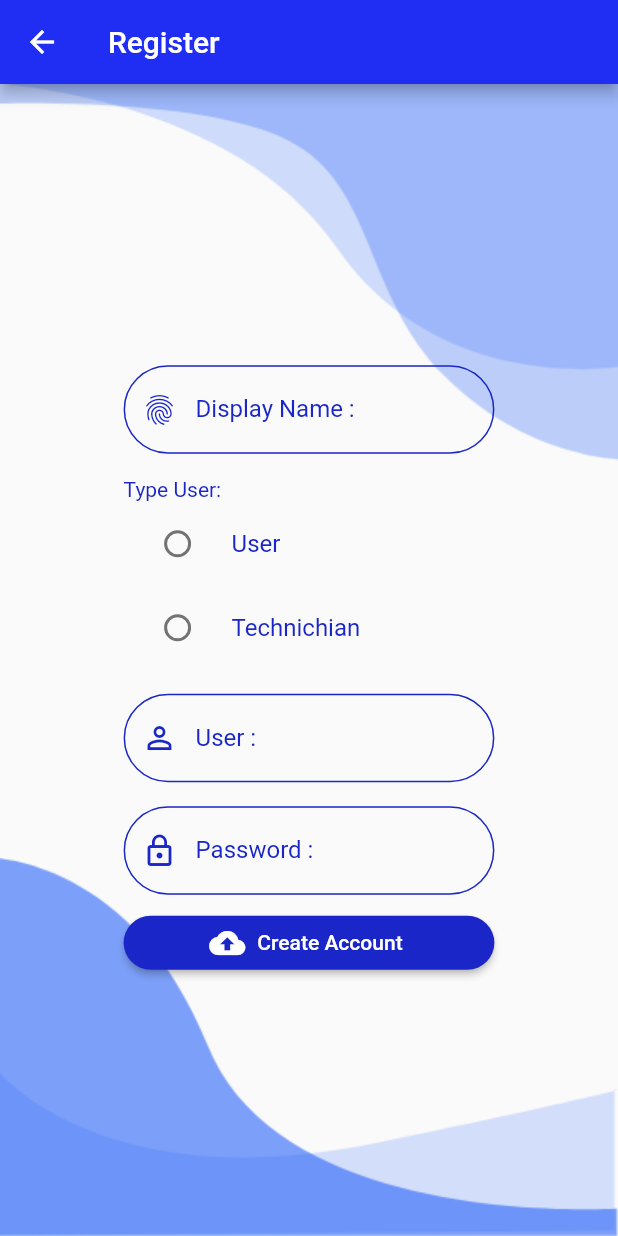
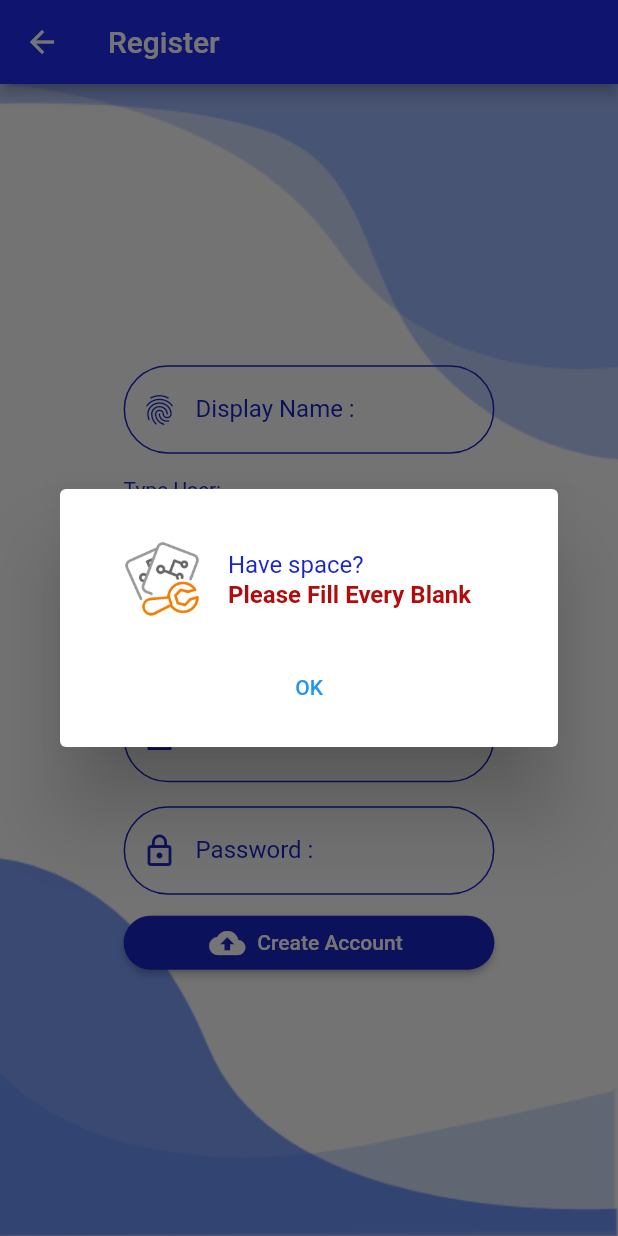
Before and after one commit to SYEDHAROONA/findtechnic, a Flutter app: the CreateAccount screen opened by its route, after a tap on "Create Account", on a phone screen of 412 x 824 dp. Run offline on Flutter 3.47's test engine with Material 2 defaults, Android fonts, the light colour scheme and no system bars; our stand-ins replace flutter_signin_button.

Commit message:
check textfeild space

```diff
--- a/lib/states/authen.dart
+++ b/lib/states/authen.dart
@@ -41,7 +41,6 @@ class _AuthenState extends State<Authen> {
                   buildSignInEmail(),
                   buildSignInGoogle(),
                   buildSignInFacebook(),
-                  buildSignInlApple(),
                   SizedBox(
                     height: screenHeight! * 0.1,
                   )
@@ -99,16 +98,6 @@ class _AuthenState extends State<Authen> {
         margin: EdgeInsets.only(top: 8),
         child: SignInButton(
           Buttons.FacebookNew,
-          onPressed: () {},
-          shape:
-              RoundedRectangleBorder(borderRadius: BorderRadius.circular(30)),
-        ),
-      );
-
-  Container buildSignInlApple() => Container(
-        margin: EdgeInsets.only(top: 8),
-        child: SignInButton(
-          Buttons.AppleDark,
           onPressed: () {},
           shape:
               RoundedRectangleBorder(borderRadius: BorderRadius.circular(30)),
--- a/lib/states/create_account.dart
+++ b/lib/states/create_account.dart
@@ -1,3 +1,4 @@
+import 'package:findtechnic/utility/dialog.dart';
 import 'package:findtechnic/utility/my_style.dart';
 import 'package:flutter/material.dart';
 
@@ -10,13 +11,13 @@ class CreateAccount extends StatefulWidget {
 
 class _CreateAccountState extends State<CreateAccount> {
   double? screenWidth, screenHeight;
-  String? typeUser;
+  String? typeUser, name, user, password;
 
   Container buildDisplayName() {
     return Container(
       margin: EdgeInsets.only(top: 16),
       width: screenWidth! * 0.6,
-      child: TextField(
+      child: TextField(onChanged: (value) => name = value.trim(),
         //สร้างช่องในการใส่ข้อความ
         decoration: InputDecoration(
           prefixIcon: Icon(
@@ -40,7 +41,7 @@ class _CreateAccountState extends State<CreateAccount> {
     return Container(
       margin: EdgeInsets.only(top: 16),
       width: screenWidth! * 0.6,
-      child: TextField(
+      child: TextField(onChanged: (value) => user = value.trim(),
         //สร้างช่องในการใส่ข้อความ
         decoration: InputDecoration(
           prefixIcon: Icon(
@@ -64,7 +65,7 @@ class _CreateAccountState extends State<CreateAccount> {
     return Container(
       margin: EdgeInsets.only(top: 16),
       width: screenWidth! * 0.6,
-      child: TextField(
+      child: TextField(onChanged: (value) => password = value.trim(),
         //สร้างช่องในการใส่ข้อความ
         decoration: InputDecoration(
           prefixIcon: Icon(
@@ -114,29 +115,37 @@ class _CreateAccountState extends State<CreateAccount> {
             buildTypeTechnichian(),
             buildUser(),
             buildPassword(),
-            Container(
-                margin: EdgeInsets.only(top: 8),
-                width: screenWidth! * 0.6,
-                child: ElevatedButton.icon(
-                    style: ElevatedButton.styleFrom(
-                      primary: MyStyle().darkColor,
-                      shape: RoundedRectangleBorder(
-                          borderRadius: BorderRadius.circular(30)),
-                    ),
-                    onPressed: () {},
-                    icon: Icon(Icons.cloud_upload),
-                    label: Text('Create Account'))),
+            buildCreateAccount(),
           ],
         ),
       ),
     );
   }
 
+  Container buildCreateAccount() {
+    return Container(
+              margin: EdgeInsets.only(top: 8),
+              width: screenWidth! * 0.6,
+              child: ElevatedButton.icon(
+                  style: ElevatedButton.styleFrom(
+                    primary: MyStyle().darkColor,
+                    shape: RoundedRectangleBorder(
+                        borderRadius: BorderRadius.circular(30)),
+                  ),
+                  onPressed: () {
+                    if ((name?.isEmpty??true)||(user?.isEmpty??true)||(password?.isEmpty??true)){
+                      print('Have space');
+                      normalDialog(context, 'Have space?', 'Please Fill Every Blank');
+                    }
+                  },
+                  icon: Icon(Icons.cloud_upload),
+                  label: Text('Create Account')));
+  }
+
   Container buildTypeUser() {
     return Container(
       width: screenWidth! * 0.6,
-      child: RadioListTile(
-        //ช่องกลมเพื่อติ๊ก
+      child: RadioListTile(//ช่องกลมเพื่อติ๊ก
         value: 'user',
         groupValue: typeUser,
         onChanged: (value) {},
--- /dev/null
+++ b/lib/utility/dialog.dart
@@ -0,0 +1,22 @@
+import 'package:findtechnic/utility/my_style.dart';
+import 'package:flutter/material.dart';
+
+Future<Null> normalDialog(
+    BuildContext context, String title, String message) async {
+  showDialog(
+    context: context,
+    builder: (context) => SimpleDialog(
+      title: ListTile(
+        leading: MyStyle().showLogo(),
+        title: Text(
+          title,
+          style: MyStyle().darkStyle(),
+        ),
+        subtitle: Text(message, style: MyStyle().noticeStyle(),),
+      ),
+      children: [
+        TextButton(onPressed: () => Navigator.pop(context), child: Text('OK'))
+      ],
+    ),
+  );
+}
--- a/lib/utility/my_style.dart
+++ b/lib/utility/my_style.dart
@@ -7,7 +7,11 @@ class MyStyle {
 
   TextStyle darkStyle() => TextStyle(color: darkColor);
   TextStyle whiteStyle() => TextStyle(color: Color.fromARGB(255, 59, 58, 58));
-  TextStyle blackStyle() => TextStyle(color: Colors.black, fontWeight: FontWeight.w700, fontSize: 16);
+  TextStyle blackStyle() =>
+      TextStyle(color: Colors.black, fontWeight: FontWeight.w700, fontSize: 16);
+  TextStyle noticeStyle() =>
+      TextStyle(color: Color.fromARGB(255, 179, 11, 11), fontWeight: FontWeight.w700, fontSize: 16);
+
   Widget showLogo() => Image(
         image: AssetImage('images/logo.png'),
       );
```
